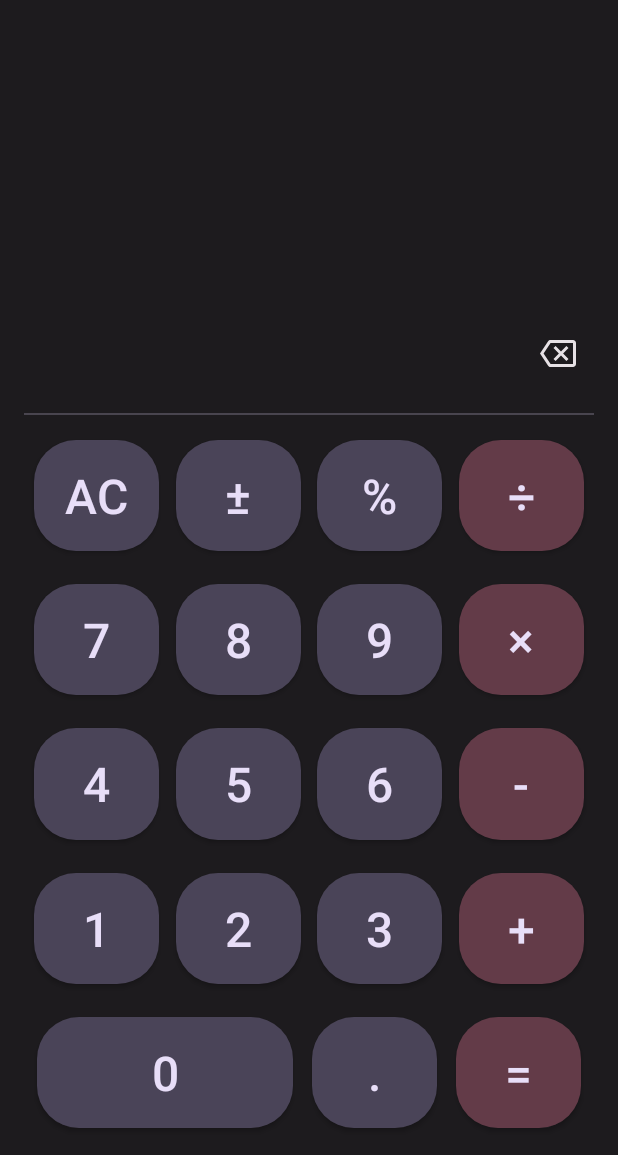
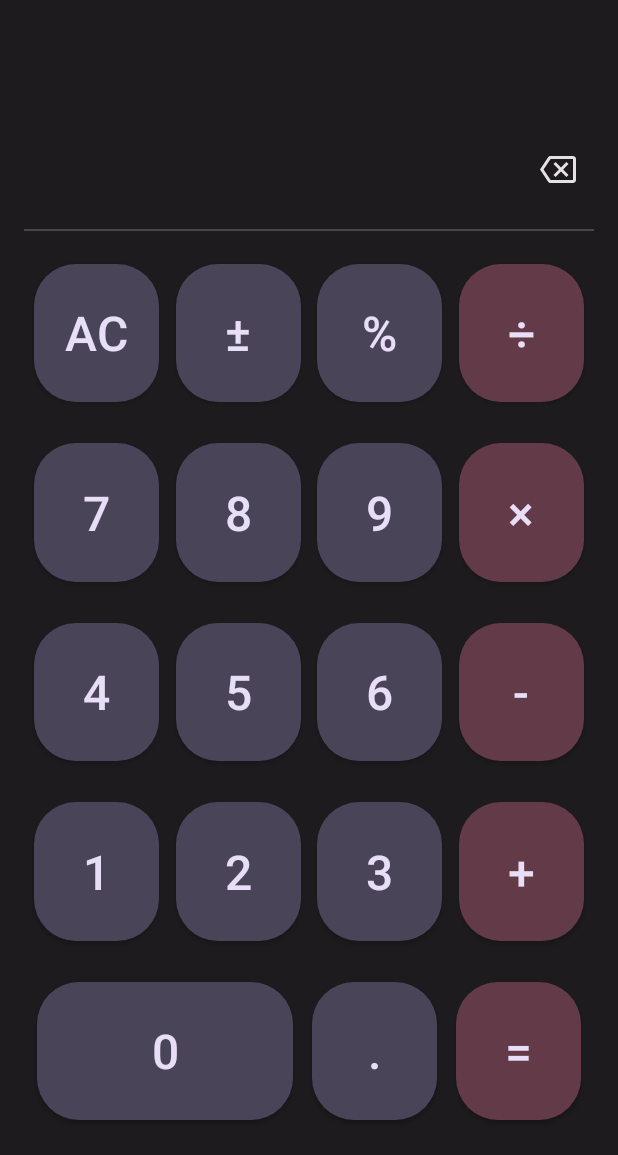
Before and after one commit to VitrivDolkom/mobileCalculator, an Android app: the screen it shows after launch (MainActivity), on a phone screen of 412 x 824 dp, the part 81-1236 px from its top. Run offline under Robolectric (Android 15) with nearby library versions, the phone set to English and light mode, and no system bars.

Commit message:
fix percent height in activity_main

```diff
--- a/app/src/main/java/com/example/calculator/CalculateExpression.kt
+++ b/app/src/main/java/com/example/calculator/CalculateExpression.kt
@@ -52,6 +52,7 @@ class CalculateExpression {
             "÷" -> result = firstNumber.toDouble() / secondNumber.toDouble()
         }
 
+        // extra zero in double number
         if (result.toInt().toDouble() == result) {
             return result.toInt().toString()
         }
--- a/app/src/main/res/layout/activity_main.xml
+++ b/app/src/main/res/layout/activity_main.xml
@@ -15,10 +15,11 @@
         layout="@layout/expression_block"
         android:layout_width="match_parent"
         android:layout_height="0dp"
-        app:layout_constraintHeight_percent="0.4"
-        app:layout_constraintStart_toStartOf="parent"/>
+        app:layout_constraintStart_toStartOf="parent"
+        app:layout_constraintBottom_toTopOf="@id/divider" />
 
     <View
+        android:id="@+id/divider"
         android:layout_width="wrap_content"
         android:layout_height="1dp"
         android:background="@color/line_background"
@@ -33,5 +34,4 @@
         android:layout_width="match_parent"
         android:layout_height="0dp" />
 
-
 </androidx.constraintlayout.widget.ConstraintLayout>
```
